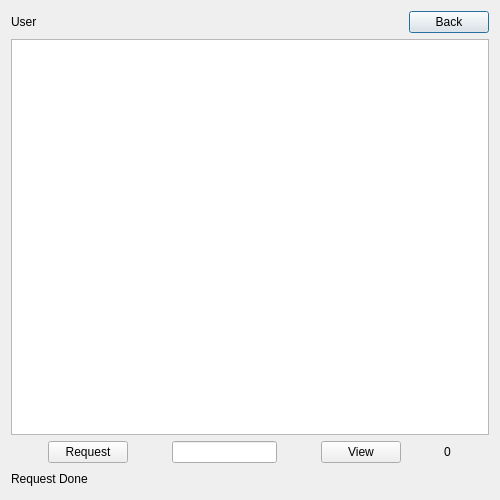
Qt form userimagesdialog.ui (hassan-kandil/DistImage) before a commit.
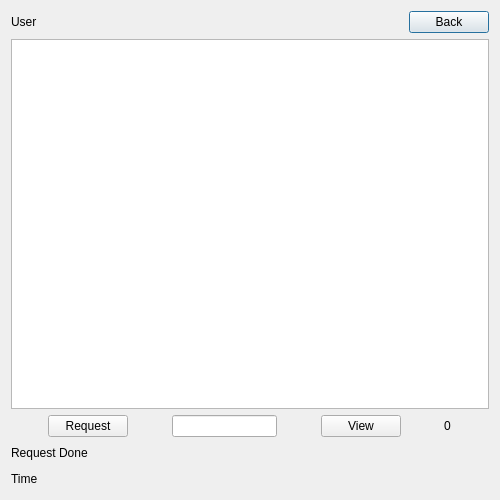
The same form after that commit.

Commit message: Time and layout

Diff of the .ui file:
```diff
--- a/userimagesdialog.ui
+++ b/userimagesdialog.ui
@@ -169,6 +169,30 @@
      </item>
     </layout>
    </item>
+   <item>
+    <layout class="QHBoxLayout" name="horizontalLayout_7">
+     <item>
+      <widget class="QLabel" name="lbl_time">
+       <property name="text">
+        <string>Time</string>
+       </property>
+      </widget>
+     </item>
+     <item>
+      <spacer name="horizontalSpacer_8">
+       <property name="orientation">
+        <enum>Qt::Horizontal</enum>
+       </property>
+       <property name="sizeHint" stdset="0">
+        <size>
+         <width>40</width>
+         <height>20</height>
+        </size>
+       </property>
+      </spacer>
+     </item>
+    </layout>
+   </item>
   </layout>
  </widget>
  <tabstops>
```
The commit also changes 52 other files.
